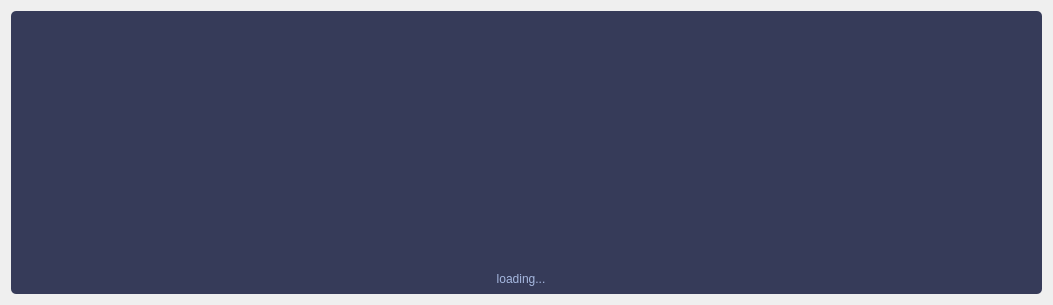
The window that SaSH/update/downloader.ui (bestkakkoii/SaSH) describes before a commit, drawn with Qt 5.
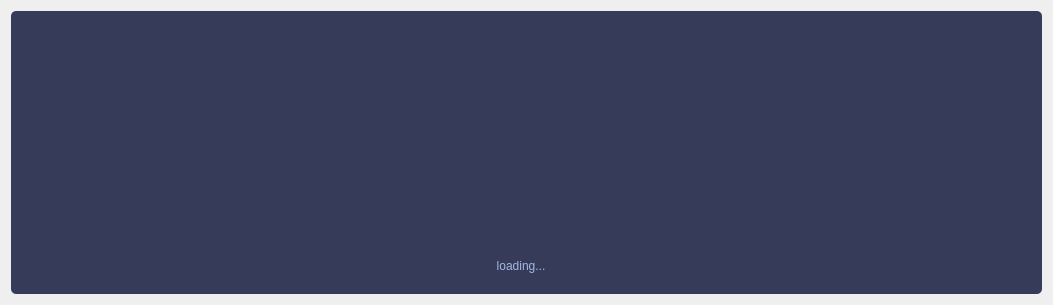
The same window after the commit. Icons and pictures are not drawn.

```diff
--- a/SaSH/update/downloader.ui
+++ b/SaSH/update/downloader.ui
@@ -103,9 +103,9 @@
       <property name="geometry">
        <rect>
         <x>10</x>
-        <y>260</y>
+        <y>230</y>
         <width>1000</width>
-        <height>16</height>
+        <height>50</height>
        </rect>
       </property>
       <property name="styleSheet">
```
